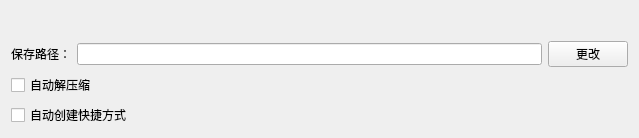
liangtie/kicad-installer, file app/pages/pageconfigportable.ui: the form before one commit.
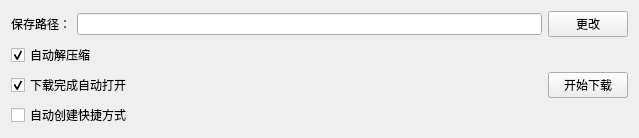
The form after the commit.

Commit message:
feat(portable): add download functionality to portable config page
- Add start download button and functionality
- Implement save path selection and validation
- Update UI layout for better user experience
- Add event filter for save path line edit
- Connect download signal to main window

Diff of the .ui file:
```diff
--- a/app/pages/pageconfigportable.ui
+++ b/app/pages/pageconfigportable.ui
@@ -28,8 +28,6 @@
     </spacer>
    </item>
    <item>
-    <layout class="QVBoxLayout" name="verticalLayout">
-     <item>
       <layout class="QHBoxLayout" name="horizontalLayout">
        <item>
         <widget class="QLabel" name="label">
@@ -51,16 +49,60 @@
       </layout>
      </item>
      <item>
+    <layout class="QHBoxLayout" name="horizontalLayout_2">
+     <item>
+      <layout class="QVBoxLayout" name="verticalLayout">
+       <item>
       <widget class="QCheckBox" name="check_unzip">
        <property name="text">
         <string>自动解压缩</string>
        </property>
+         <property name="checked">
+          <bool>true</bool>
+         </property>
+        </widget>
+       </item>
+       <item>
+        <widget class="QCheckBox" name="check_auto_run">
+         <property name="text">
+          <string>下载完成自动打开</string>
+         </property>
+         <property name="checked">
+          <bool>true</bool>
+         </property>
       </widget>
      </item>
      <item>
       <widget class="QCheckBox" name="check_shortcut">
        <property name="text">
         <string>自动创建快捷方式</string>
+         </property>
+        </widget>
+       </item>
+      </layout>
+     </item>
+     <item>
+      <spacer name="horizontalSpacer">
+       <property name="orientation">
+        <enum>Qt::Orientation::Horizontal</enum>
+       </property>
+       <property name="sizeHint" stdset="0">
+        <size>
+         <width>40</width>
+         <height>20</height>
+        </size>
+       </property>
+      </spacer>
+     </item>
+     <item>
+      <widget class="QPushButton" name="btn_start_download">
+       <property name="font">
+        <font>
+         <family>Microsoft YaHei</family>
+        </font>
+       </property>
+       <property name="text">
+        <string>开始下载</string>
        </property>
       </widget>
      </item>
```
Lines whose indentation alone changed are shown as unchanged. The commit also changes 4 other files.
